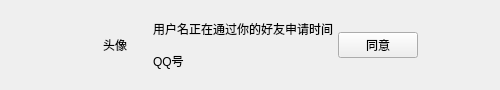
Qt form ui/components/FriendNotify/fnp_line.ui (Sakurakouji-Saika/MyQtClient) before a commit.
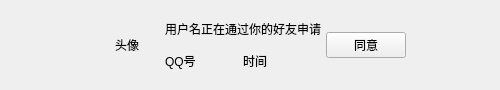
The same form after that commit.

Patch:
```diff
--- a/ui/components/FriendNotify/fnp_line.ui
+++ b/ui/components/FriendNotify/fnp_line.ui
@@ -121,13 +121,6 @@
                </property>
               </widget>
              </item>
-             <item>
-              <widget class="QLabel" name="timeText">
-               <property name="text">
-                <string>时间</string>
-               </property>
-              </widget>
-             </item>
             </layout>
            </item>
            <item>
@@ -145,6 +138,13 @@
                </property>
               </widget>
              </item>
+             <item>
+              <widget class="QLabel" name="timeText">
+               <property name="text">
+                <string>时间</string>
+               </property>
+              </widget>
+             </item>
             </layout>
            </item>
           </layout>
```
